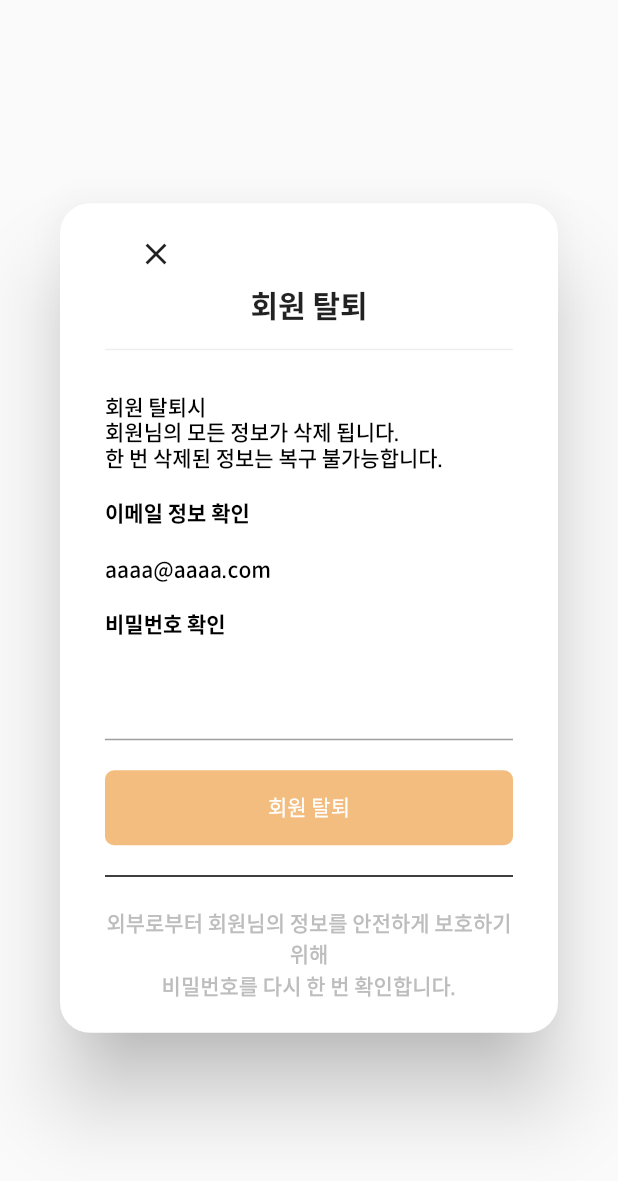
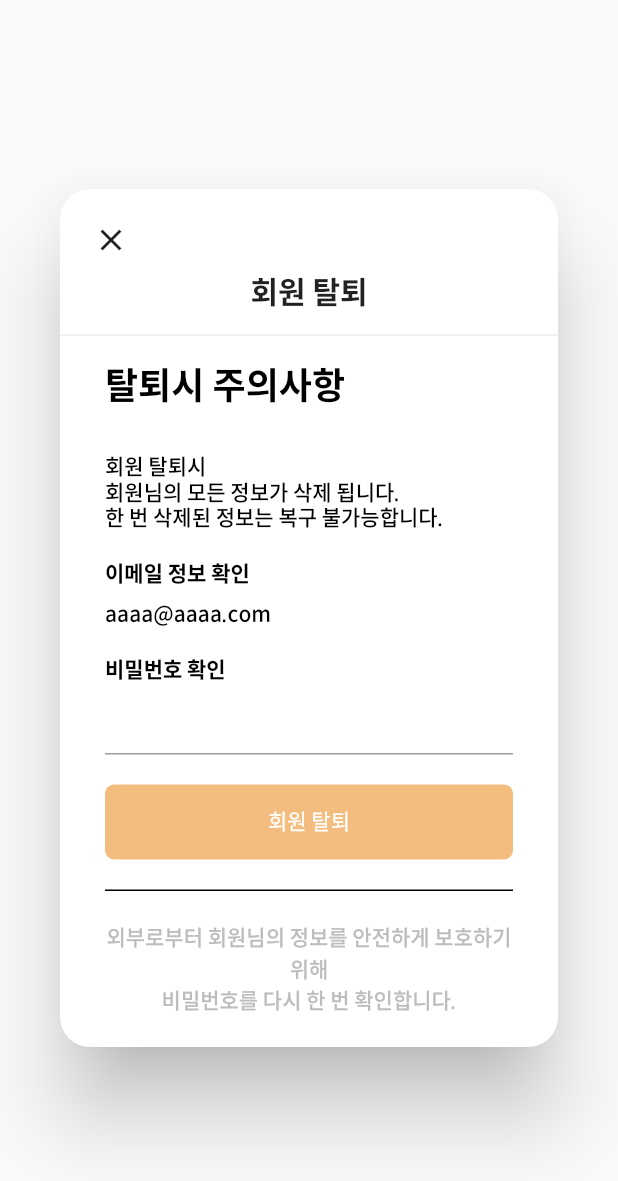
Before and after one commit to jgwng/color_pallete, a Flutter app: the WithdrawalDialog widget shown alone on an empty page, opened directly, on a phone screen of 412 x 824 dp. Shown: the top 1181 px of the screen. Run offline on Flutter 3.47's test engine with Material 2 defaults, Android fonts, the light colour scheme and no system bars; our stand-ins replace cloud_firestore, firebase_auth, flutter_riverpod, fluttertoast, get_it, string_validator and 1 more; missing offline and left inert: color_models, universal_html; accounts and stored records are empty.

Commit message:
08/20 commit

```diff
--- a/lib/business_models/navigator/route_generator.dart
+++ b/lib/business_models/navigator/route_generator.dart
@@ -48,7 +48,7 @@ class RouteGenerator {
           case '1':
             return OneColorPage();
           case 'main':
-            return  PalettePage();
+            return  SavedColorPage();
           default:
             return HomePage();
         }
--- a/lib/ui/widget/auth_text_field.dart
+++ b/lib/ui/widget/auth_text_field.dart
@@ -2,7 +2,7 @@ import 'package:colorpallete/const/app_themes.dart';
 import 'package:flutter/material.dart';
 class AuthTFT extends StatefulWidget {
 
-  final TextEditingController controller;
+  final TextEditingController? controller;
   final String labelText;
   final FormFieldValidator<String>? validator;
   final TextInputType? keyboardType;
@@ -12,7 +12,7 @@ class AuthTFT extends StatefulWidget {
   final Function(String)? function;
   final Function(String)? submitFunction;
 
-  const AuthTFT({required this.labelText, this.validator,required this.controller,this.focusNode,this.submitFunction,
+  const AuthTFT({required this.labelText, this.validator,this.controller,this.focusNode,this.submitFunction,
     this.function, this.suffixIcon, this.obscureText = false, this.keyboardType});
 
   @override
@@ -40,7 +40,7 @@ class _AuthTFTState extends State<AuthTFT>{
       child: TextFormField(
         obscureText: (widget.labelText == '비밀번호') ? isObscureText! : widget.obscureText,
         keyboardType: widget.keyboardType ?? TextInputType.text,
-        controller: widget.controller,
+        controller: widget.controller ?? TextEditingController(),
         focusNode: widget.focusNode,
         cursorColor: Colors.black,
         validator: widget.validator,
--- a/lib/ui/widget/dialog/auth_dialog/withdrawal_dialog.dart
+++ b/lib/ui/widget/dialog/auth_dialog/withdrawal_dialog.dart
@@ -21,21 +21,35 @@ class _WithdrawalDialogState extends State<WithdrawalDialog>{
           ),
           child:Container(
             width: 400,
+            child: Column(
+              mainAxisSize: MainAxisSize.min,
+              children: [
+                AuthDialogTitle(title : '회원 탈퇴'),
+                dialogContent()
+              ],
+            ),
+          )),
+    );
+  }
+
+
+  Widget dialogContent(){
+    return Padding(
       padding: EdgeInsets.symmetric(horizontal: 30),
       child: Column(
-              mainAxisSize: MainAxisSize.min,
         crossAxisAlignment: CrossAxisAlignment.start,
         children: [
-                AuthDialogTitle(title : '회원 탈퇴'),
-                SizedBox(height: 20),
+          SizedBox(height: 10),
+          Text('탈퇴시 주의사항',style: AppThemes.textTheme.headline1!.copyWith(fontWeight: FontWeight.w700)),
+          SizedBox(height: 30),
           Text('회원 탈퇴시\n회원님의 모든 정보가 삭제 됩니다.\n한 번 삭제된 정보는 복구 불가능합니다.',style: AppThemes.textTheme.bodyText1,),
           Padding(
-                  padding: EdgeInsets.symmetric(vertical: 20),
+            padding: EdgeInsets.only(top: 20,bottom: 10),
             child: Text('이메일 정보 확인',style: AppThemes.textTheme.bodyText1!.copyWith(fontWeight: FontWeight.w700)),
           ),
           Text('aaaa@aaaa.com',style: AppThemes.textTheme.bodyText1,),
           Padding(
-                  padding: EdgeInsets.symmetric(vertical: 20),
+            padding: EdgeInsets.only(top: 20),
             child: Text('비밀번호 확인',style: AppThemes.textTheme.bodyText1!.copyWith(fontWeight: FontWeight.w700)),
           ),
           TextField(),
@@ -49,11 +63,8 @@ class _WithdrawalDialogState extends State<WithdrawalDialog>{
             child: Text('외부로부터 회원님의 정보를 안전하게 보호하기 위해\n비밀번호를 다시 한 번 확인합니다.\n',
               style: AppThemes.textTheme.bodyText1!.copyWith(color: Colors.grey[400],height: 1.5),textAlign: TextAlign.center,),
           )
-
         ],
       ),
-          )),
     );
   }
-
 }
```
Lines whose indentation alone changed are shown as unchanged.
